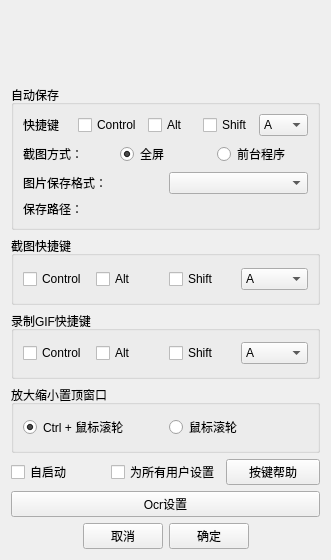
First picture: the form in src/SettingWidget.ui, repository afsfvr/screenshot, before the edit.
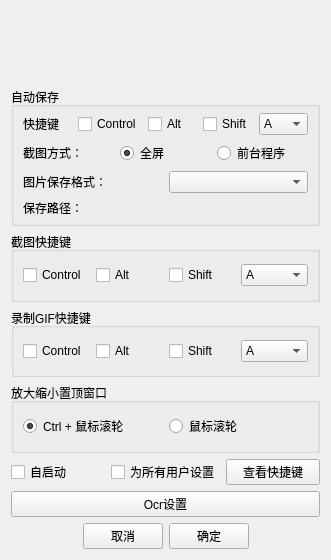
Second picture: the form after the edit.

Commit message: linux增加“添加到应用菜单”功能，优化一下显示

What changed in the file:
```diff
--- a/src/SettingWidget.ui
+++ b/src/SettingWidget.ui
@@ -31,6 +31,12 @@
       <string>自动保存</string>
      </property>
      <layout class="QVBoxLayout" name="verticalLayout_2">
+      <property name="topMargin">
+       <number>6</number>
+      </property>
+      <property name="bottomMargin">
+       <number>6</number>
+      </property>
       <item>
        <layout class="QHBoxLayout" name="horizontalLayout_5">
         <item>
@@ -261,6 +267,12 @@
       <string>截图快捷键</string>
      </property>
      <layout class="QHBoxLayout" name="horizontalLayout">
+      <property name="topMargin">
+       <number>6</number>
+      </property>
+      <property name="bottomMargin">
+       <number>6</number>
+      </property>
       <item>
        <widget class="QCheckBox" name="control2">
         <property name="text">
@@ -425,6 +437,12 @@
       <string>录制GIF快捷键</string>
      </property>
      <layout class="QHBoxLayout" name="horizontalLayout_2">
+      <property name="topMargin">
+       <number>6</number>
+      </property>
+      <property name="bottomMargin">
+       <number>6</number>
+      </property>
       <item>
        <widget class="QCheckBox" name="control3">
         <property name="text">
@@ -589,6 +607,18 @@
       <string>放大缩小置顶窗口</string>
      </property>
      <layout class="QHBoxLayout" name="horizontalLayout_9">
+      <property name="leftMargin">
+       <number>9</number>
+      </property>
+      <property name="topMargin">
+       <number>3</number>
+      </property>
+      <property name="rightMargin">
+       <number>9</number>
+      </property>
+      <property name="bottomMargin">
+       <number>3</number>
+      </property>
       <item>
        <widget class="QRadioButton" name="radioButton">
         <property name="text">
@@ -628,7 +658,7 @@
      <item>
       <widget class="QPushButton" name="key_help">
        <property name="text">
-        <string>按键帮助</string>
+        <string>查看快捷键</string>
        </property>
       </widget>
      </item>
```
The commit also changes 2 other files.
